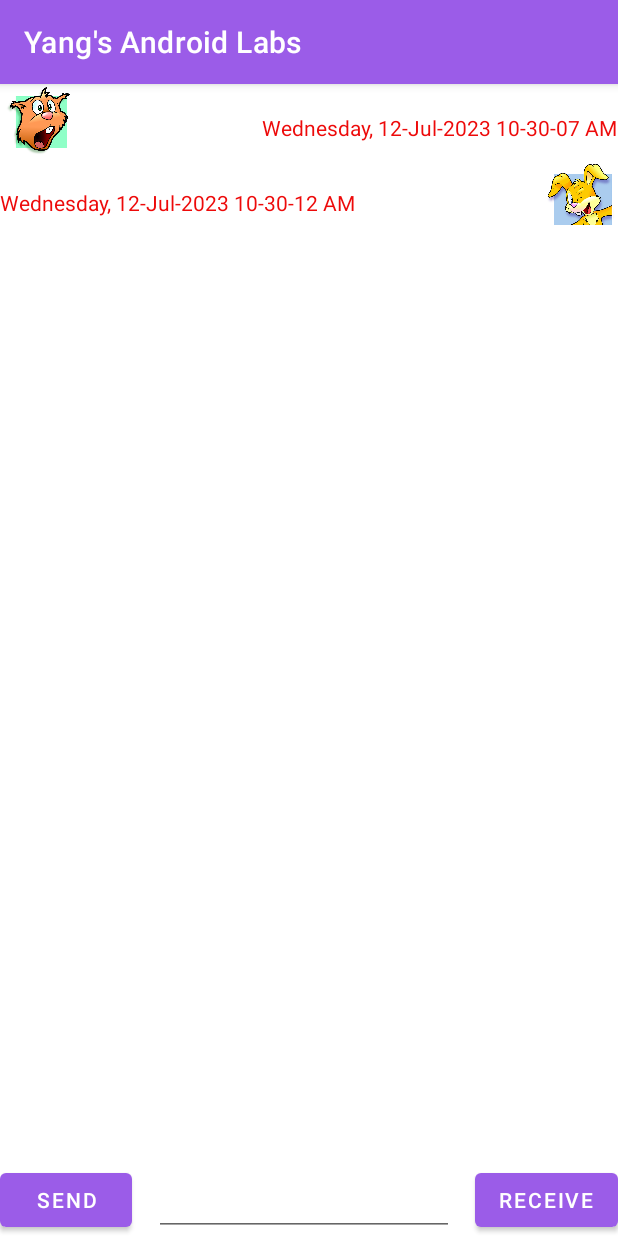
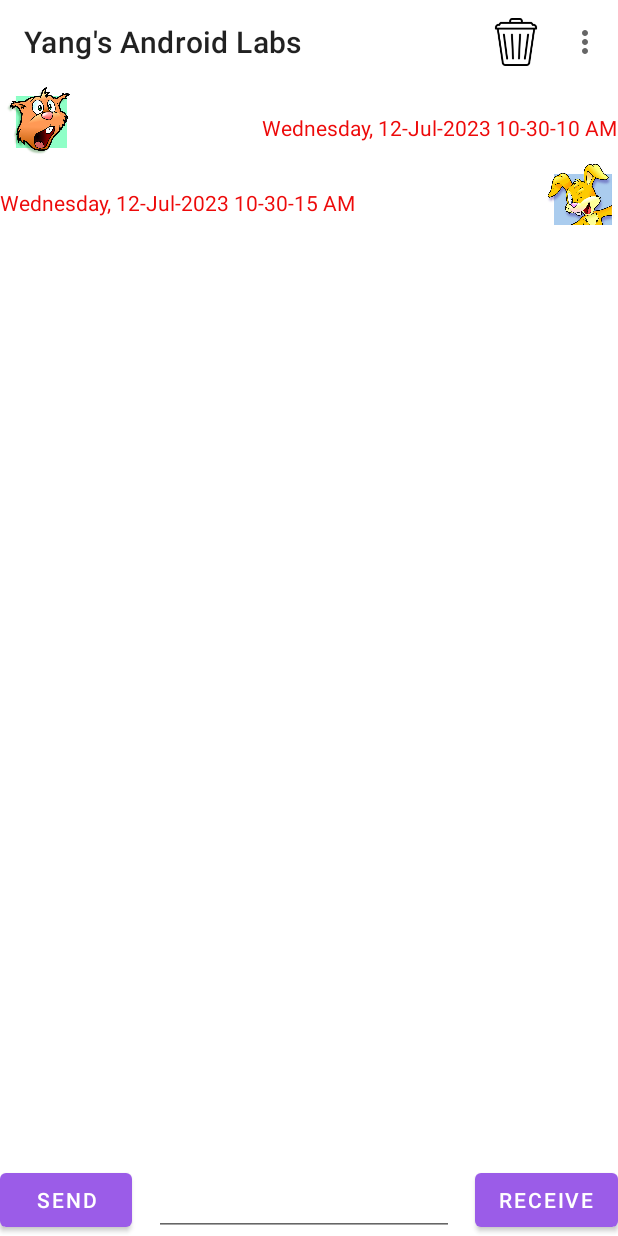
Before and after one commit to yangliu-lyla/MyApplication1, an Android app: the screen it shows after launch (ChatRoom), after a tap on "RECEIVE", on a phone screen of 412 x 824 dp. Run offline under Robolectric (Android 15) with nearby library versions, the phone set to English and light mode, and no system bars; our stand-ins replace Room's generated code; 2 other taps on this screen came first.

Commit message:
Commit: Week9 add toolbar-part 1.

```diff
--- a/app/src/main/java/com/example/myapplication1/ChatRoom.java
+++ b/app/src/main/java/com/example/myapplication1/ChatRoom.java
@@ -2,6 +2,7 @@ package com.example.myapplication1;
 
 import androidx.annotation.NonNull;
 import androidx.appcompat.app.AppCompatActivity;
+//import androidx.appcompat.widget.Toolbar;
 import androidx.fragment.app.Fragment;
 import androidx.fragment.app.FragmentManager;
 import androidx.fragment.app.FragmentTransaction;
@@ -12,10 +13,14 @@ import androidx.room.Room;
 
 import android.app.AlertDialog;
 import android.os.Bundle;
+import android.view.Menu;
 import android.view.View;
 import android.view.ViewGroup;
 import android.widget.FrameLayout;
 import android.widget.TextView;
+import android.widget.Toolbar;
+
+
 import com.example.myapplication1.databinding.ActivityChatRoomBinding;
 import com.example.myapplication1.databinding.ReceiveMessageBinding;
 import com.example.myapplication1.databinding.SentMessageBinding;
@@ -33,6 +38,10 @@ ActivityChatRoomBinding binding;
     ChatRoomViewModel chatModel ;
     ArrayList<ChatMessage> messages=new ArrayList<>();
 
+    Toolbar theToolbar;
+
+
+
     SimpleDateFormat sdf = new SimpleDateFormat("EEEE, dd-MMM-yyyy hh-mm-ss a");
   //  String currentDateandTime = sdf.format(new Date());
 
@@ -43,9 +52,24 @@ private  RecyclerView.Adapter myAdapter;
 
     Executor thread = Executors.newSingleThreadExecutor();
 
+
+    @Override
+    public boolean onCreateOptionsMenu(Menu menu) {
+        super.onCreateOptionsMenu(menu);
+        getMenuInflater().inflate(R.menu.menu,menu);
+
+        return true;
+    }
+
     @Override
     protected void onCreate(Bundle savedInstanceState) {
         super.onCreate(savedInstanceState);
+
+        binding = ActivityChatRoomBinding.inflate(getLayoutInflater());
+        setContentView(binding.getRoot());
+
+        //theToolbar =findViewById(R.id.toolbar);
+        setSupportActionBar(binding.toolbar);
 
         MessageDatabase db = Room.databaseBuilder(getApplicationContext(), MessageDatabase.class, "database-name").build();
         ChatMessageDAO mDAO = db.cmDAO();
@@ -53,6 +77,7 @@ private  RecyclerView.Adapter myAdapter;
         boolean IamTablet = fragmentLocation != null;
 
         chatModel = new ViewModelProvider(this).get(ChatRoomViewModel.class);
+
 
         chatModel.selectedMessage.observe(this, newMessageValue -> {
 
@@ -100,8 +125,10 @@ private  RecyclerView.Adapter myAdapter;
             });
         }
 
-        binding = ActivityChatRoomBinding.inflate(getLayoutInflater());
-        setContentView(binding.getRoot());
+
+
+        //theToolbar=findViewById(R.id.toolbar);
+
 
 
 
@@ -141,6 +168,7 @@ private  RecyclerView.Adapter myAdapter;
             });
 
         });
+
 
         class MyRowHolder extends RecyclerView.ViewHolder {
             TextView messageText;
@@ -239,5 +267,9 @@ private  RecyclerView.Adapter myAdapter;
         binding.recycleView.setLayoutManager(new LinearLayoutManager(this));
 
 
+
+
+
+
     }
 }
--- a/app/src/main/res/layout/activity_chat_room.xml
+++ b/app/src/main/res/layout/activity_chat_room.xml
@@ -5,6 +5,14 @@
     android:layout_width="match_parent"
     android:layout_height="match_parent"
     tools:context=".ChatRoom">
+
+<androidx.appcompat.widget.Toolbar
+        android:id="@+id/toolbar"
+        android:layout_width="match_parent"
+        android:layout_height="wrap_content"
+        app:layout_constraintEnd_toEndOf="parent"
+        app:layout_constraintStart_toStartOf="parent"
+        app:layout_constraintTop_toTopOf="parent" />
 
     <androidx.recyclerview.widget.RecyclerView
         android:id="@+id/recycleView"
@@ -14,7 +22,7 @@
         app:layout_constraintEnd_toEndOf="parent"
         app:layout_constraintHorizontal_bias="0.0"
         app:layout_constraintStart_toStartOf="parent"
-        app:layout_constraintTop_toTopOf="parent"
+        app:layout_constraintTop_toBottomOf="@+id/toolbar"
         app:layout_constraintVertical_bias="0.0" />
 
     <Button
@@ -23,7 +31,7 @@
         android:layout_height="wrap_content"
         android:text="SEND"
         app:layout_constraintBottom_toBottomOf="parent"
-        tools:layout_editor_absoluteX="0dp" />
+        app:layout_constraintStart_toStartOf="parent" />
 
     <EditText
         android:id="@+id/textInput"
@@ -50,7 +58,8 @@
         android:visibility="invisible"
         app:layout_constraintBottom_toBottomOf="parent"
         app:layout_constraintEnd_toEndOf="parent"
-        app:layout_constraintTop_toTopOf="parent"
-        app:layout_constraintStart_toStartOf="parent" />
+        app:layout_constraintStart_toStartOf="parent"
+        app:layout_constraintTop_toBottomOf="@+id/toolbar" />
+
 
 </androidx.constraintlayout.widget.ConstraintLayout>
--- a/app/src/main/res/layout/details_layout.xml
+++ b/app/src/main/res/layout/details_layout.xml
@@ -4,7 +4,7 @@
     xmlns:tools="http://schemas.android.com/tools"
     android:layout_width="match_parent"
     android:layout_height="match_parent"
-    android:background="@color/white">
+    >
 
     <TextView
         android:id="@+id/MessageText"
--- /dev/null
+++ b/app/src/main/res/menu/menu.xml
@@ -0,0 +1,14 @@
+<?xml version="1.0" encoding="utf-8"?>
+<menu xmlns:app="http://schemas.android.com/apk/res-auto"
+    xmlns:android="http://schemas.android.com/apk/res/android">
+
+    <item android:title="Delete"
+        android:id="@+id/delete"
+        app:showAsAction="always"
+        android:icon="@drawable/delete"
+        />
+    <item android:title="About"
+        android:id="@+id/about"
+        app:showAsAction="withText"
+        />
+</menu>
--- a/app/src/main/res/values/themes.xml
+++ b/app/src/main/res/values/themes.xml
@@ -12,6 +12,10 @@
 
         <item name="android:textColor">@color/my_text</item>
 
+        <item name="windowActionBar">false</item>
+        <item name="windowNoTitle">true</item>
+
+
     </style>
 
 <!--    <style name="Theme.MyApplication1" parent="Base.Theme.MyApplication1" />-->
```
Also changed, not shown: app/src/main/res/drawable/delete.png (added).
